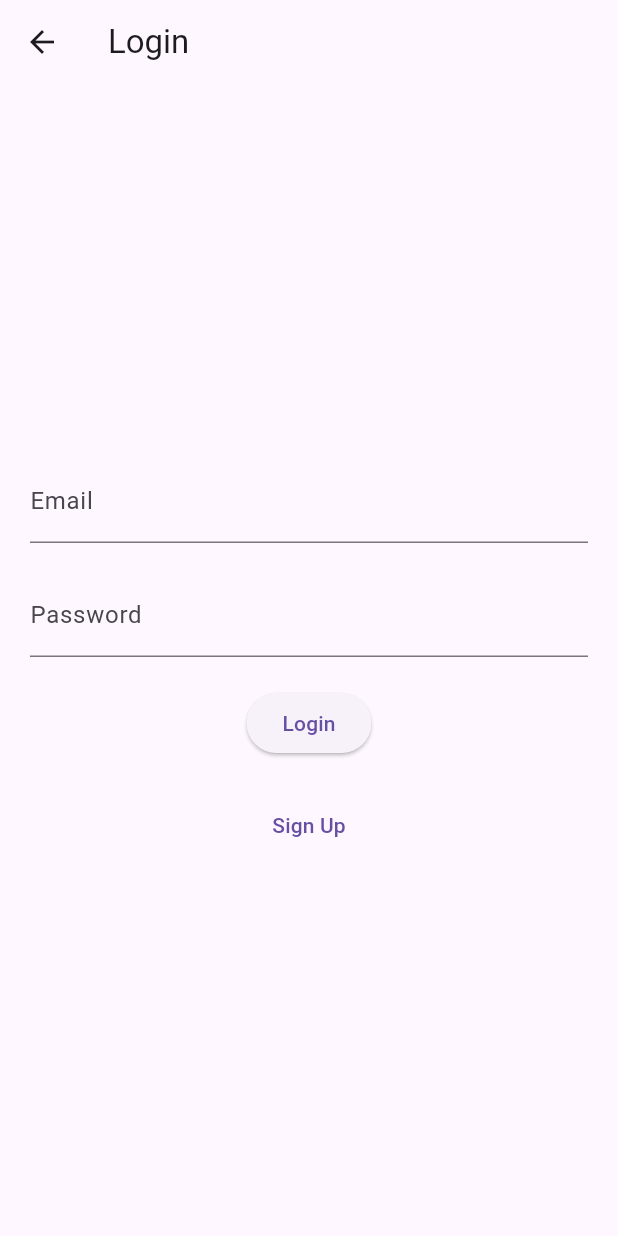
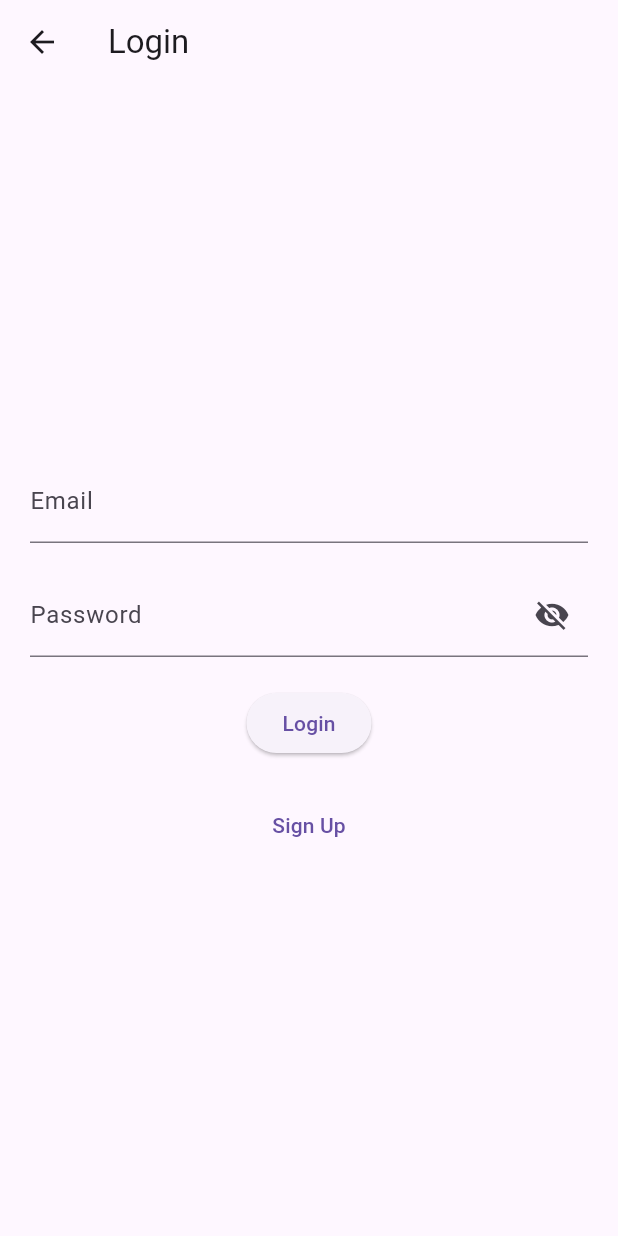
Before and after one commit to soroel/flutter-ecommerce, a Flutter app: the screen it shows after launch, after a tap on "Login", on a phone screen of 412 x 824 dp. Run offline on Flutter 3.47's test engine with Material 3 defaults, Android fonts, the phone set to English and light mode, and no system bars; our stand-ins replace get; network calls fail.

Commit message:
fixing login API

```diff
--- a/e_cart/lib/cotrollers/loginController.dart
+++ b/e_cart/lib/cotrollers/loginController.dart
@@ -2,7 +2,7 @@ import 'dart:convert';
 import 'package:http/http.dart' as http;
 
 class LoginController {
-  final String apiUrl = "http://192.168.11.29:8000/login";
+  final String apiUrl = "http://192.168.1.10:8000/login";
 
   Future<Map<String, dynamic>> login(String email, String password) async {
     try {
--- a/e_cart/lib/cotrollers/signup_controller.dart
+++ b/e_cart/lib/cotrollers/signup_controller.dart
@@ -2,7 +2,7 @@ import 'dart:convert';
 import 'package:http/http.dart' as http;
 
 class SignUpController {
-  final String apiUrl = "http://192.168.11.29:8000/register";
+  final String apiUrl = "http://192.168.1.10:8000/register";
 
   Future<Map<String, dynamic>> signUp(String email, String password) async {
     try {
--- a/e_cart/lib/screens/login.dart
+++ b/e_cart/lib/screens/login.dart
@@ -4,12 +4,23 @@ import '../cotrollers/loginController.dart';
 import 'home_page.dart';
 import 'signup.dart';
 
+class LoginScreen extends StatefulWidget {
+  @override
+  _LoginScreenState createState() => _LoginScreenState();
+}
 
-class LoginScreen extends StatelessWidget {
+class _LoginScreenState extends State<LoginScreen> {
   final LoginController _loginController = LoginController();
 
   final TextEditingController _emailController = TextEditingController();
   final TextEditingController _passwordController = TextEditingController();
+  bool passwordVisible = false;
+
+  @override
+  void initState() {
+    super.initState();
+    passwordVisible = false;
+  }
 
   @override
   Widget build(BuildContext context) {
@@ -29,8 +40,20 @@ class LoginScreen extends StatelessWidget {
             SizedBox(height: 20.0),
             TextField(
               controller: _passwordController,
-              decoration: InputDecoration(labelText: 'Password'),
-              obscureText: true,
+              decoration: InputDecoration(
+                labelText: 'Password',
+                suffixIcon: IconButton(
+                  icon: Icon(
+                    passwordVisible ? Icons.visibility : Icons.visibility_off,
+                  ),
+                  onPressed: () {
+                    setState(() {
+                      passwordVisible = !passwordVisible;
+                    });
+                  },
+                ),
+              ),
+              obscureText: !passwordVisible,
             ),
             SizedBox(height: 20.0),
             ElevatedButton(
--- a/e_cart/lib/screens/signup.dart
+++ b/e_cart/lib/screens/signup.dart
@@ -1,7 +1,7 @@
 import 'package:flutter/material.dart';
 
 import '../cotrollers/signup_controller.dart';
-import 'login.dart';
+
 
 
 class SignUpScreen extends StatefulWidget {
```
